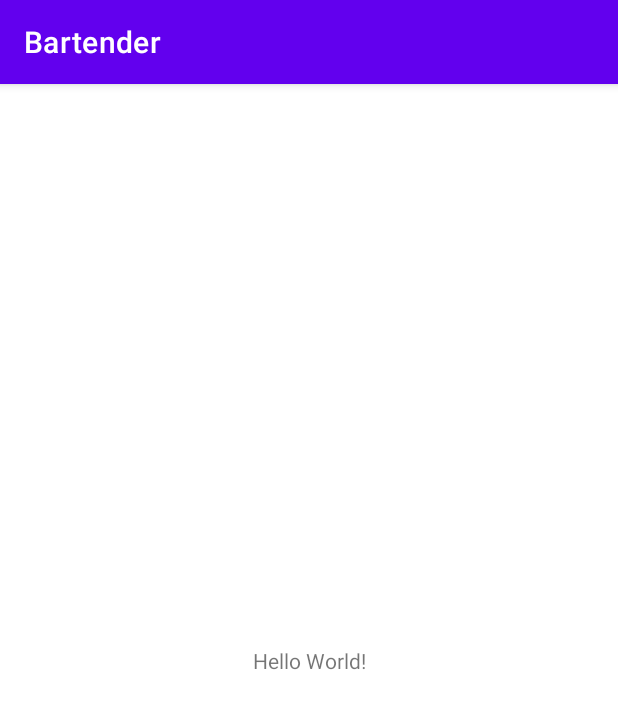
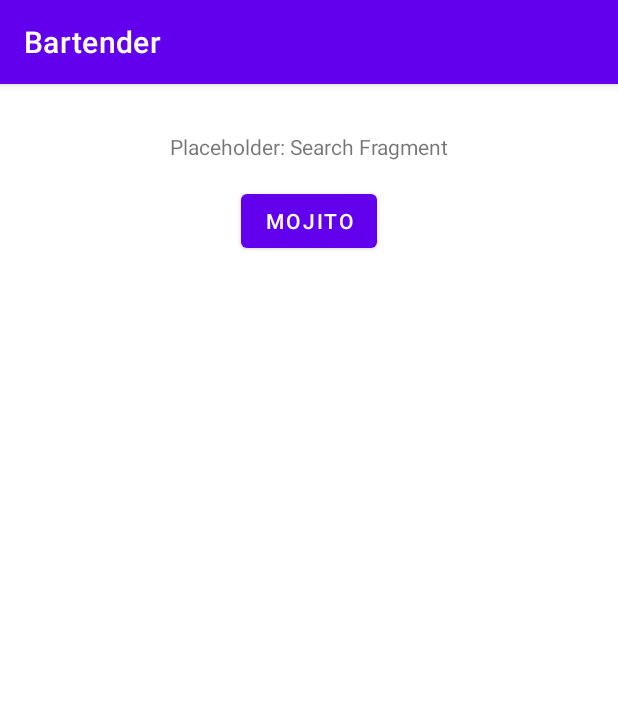
Before and after one commit to rojiani/bartender-android, an Android app: the screen it shows after launch (MainActivity), on a phone screen of 412 x 824 dp. Shown: the top 709 px of the screen. Run offline under Robolectric (Android 15) with nearby library versions, the phone set to English and light mode, and no system bars; our stand-ins replace data binding; 1 statement that could not run was skipped.

Commit message:
Setup Search & Detail fragments & navigation from Search -> Detail
Description & Context
=====================
Setup navigation graph and safeargs, and navigate between the fragments
using the Flow-based approach to handling "SingleLiveEvent"s described
in [ProAndroidDev: Android SingleLiveEvent Redux with Kotlin Flow](https://proandroiddev.com/android-singleliveevent-redux-with-kotlin-flow-b755c70bb055)
and using new lifecycle extensions described in [Medium: (androiddevelopers) A Safer Way to Collect Flows From Android UIs](https://medium.com/androiddevelopers/a-safer-way-to-collect-flows-from-android-uis-23080b1f8bda)

Related Links
-------------

Testing Done
------------
Test will be added once Hilt has been setup.

```diff
--- /dev/null
+++ b/app/src/debug/resources/jacoco-agent.properties
@@ -0,0 +1 @@
+output=none
--- a/app/src/main/java/com/nrojiani/bartender/MainActivity.kt
+++ b/app/src/main/java/com/nrojiani/bartender/MainActivity.kt
@@ -4,8 +4,9 @@ import android.os.Bundle
 import androidx.appcompat.app.AppCompatActivity
 
 class MainActivity : AppCompatActivity() {
+
     override fun onCreate(savedInstanceState: Bundle?) {
         super.onCreate(savedInstanceState)
-        setContentView(R.layout.activity_main)
+        setContentView(R.layout.main_activity)
     }
 }
--- /dev/null
+++ b/app/src/main/java/com/nrojiani/bartender/viewmodels/SearchViewModel.kt
@@ -0,0 +1,35 @@
+package com.nrojiani.bartender.viewmodels
+
+import android.util.Log
+import androidx.lifecycle.ViewModel
+import androidx.lifecycle.viewModelScope
+import kotlinx.coroutines.channels.Channel
+import kotlinx.coroutines.flow.Flow
+import kotlinx.coroutines.flow.receiveAsFlow
+import kotlinx.coroutines.launch
+
+class SearchViewModel : ViewModel() {
+
+    sealed class Event {
+        data class NavigateToCocktailDetail(val cocktailName: String) : Event()
+    }
+
+    /**
+     * Channel used for events produced by SearchViewModel and
+     * consumed by the SearchFragment.
+     */
+    private val eventChannel = Channel<Event>(Channel.BUFFERED)
+
+    /**
+     * Exposed to SearchFragment, which will use consume
+     * one-time events (e.g., Navigation events, notifications, etc.)
+     */
+    val eventsFlow: Flow<Event> = eventChannel.receiveAsFlow()
+
+    fun displayCocktailDetails(cocktailName: String) {
+        viewModelScope.launch {
+            Log.d("SearchViewModel", "sending event") // TODO
+            eventChannel.send(Event.NavigateToCocktailDetail(cocktailName))
+        }
+    }
+}
--- /dev/null
+++ b/app/src/main/java/com/nrojiani/bartender/views/SearchFragment.kt
@@ -0,0 +1,75 @@
+package com.nrojiani.bartender.views
+
+import android.os.Bundle
+import android.util.Log
+import android.view.LayoutInflater
+import android.view.View
+import android.view.ViewGroup
+import androidx.databinding.DataBindingUtil
+import androidx.fragment.app.Fragment
+import androidx.fragment.app.viewModels
+import androidx.lifecycle.Lifecycle
+import androidx.lifecycle.flowWithLifecycle
+import androidx.lifecycle.lifecycleScope
+import androidx.navigation.NavDirections
+import androidx.navigation.fragment.findNavController
+import com.nrojiani.bartender.R
+import com.nrojiani.bartender.databinding.SearchFragmentBinding
+import com.nrojiani.bartender.viewmodels.SearchViewModel
+import kotlinx.coroutines.flow.collect
+import kotlinx.coroutines.launch
+
+class SearchFragment : Fragment() {
+
+    private val viewModel by viewModels<SearchViewModel>()
+
+    private lateinit var binding: SearchFragmentBinding
+
+    override fun onCreateView(
+        inflater: LayoutInflater,
+        container: ViewGroup?,
+        savedInstanceState: Bundle?
+    ): View {
+        binding = DataBindingUtil.inflate(inflater, R.layout.search_fragment, container, false)
+
+        binding.searchViewModel = viewModel
+        binding.setLifecycleOwner { this.lifecycle }
+
+        binding.temporaryMojitoButton.setOnClickListener {
+            viewModel.displayCocktailDetails(PLACEHOLDER_COCKTAIL_NAME)
+        }
+
+        consumeEvents()
+
+        return binding.root
+    }
+
+    private fun consumeEvents() {
+        // https://medium.com/androiddevelopers/a-safer-way-to-collect-flows-from-android-uis-23080b1f8bda
+        viewLifecycleOwner.lifecycleScope.launch {
+            viewModel.eventsFlow
+                .flowWithLifecycle(
+                    lifecycle = viewLifecycleOwner.lifecycle,
+                    minActiveState = Lifecycle.State.STARTED
+                )
+                .collect { event ->
+                    Log.d("SearchFragment", "event: $event")
+                    when (event) {
+                        is SearchViewModel.Event.NavigateToCocktailDetail -> {
+                            val action: NavDirections = SearchFragmentDirections
+                                .actionSearchFragmentToCocktailFragment(event.cocktailName)
+                            findNavController().navigate(action)
+                        }
+                    }
+                }
+        }
+    }
+
+    companion object {
+        /**
+         * TODO: remove once replaced by cocktail search results.
+         */
+        @Suppress("ForbiddenComment")
+        private const val PLACEHOLDER_COCKTAIL_NAME = "Mojito"
+    }
+}
--- a/app/src/main/res/layout/activity_main.xml
+++ /dev/null
@@ -1,18 +0,0 @@
-<?xml version="1.0" encoding="utf-8"?>
-<androidx.constraintlayout.widget.ConstraintLayout xmlns:android="http://schemas.android.com/apk/res/android"
-    xmlns:app="http://schemas.android.com/apk/res-auto"
-    xmlns:tools="http://schemas.android.com/tools"
-    android:layout_width="match_parent"
-    android:layout_height="match_parent"
-    tools:context=".MainActivity">
-
-    <TextView
-        android:layout_width="wrap_content"
-        android:layout_height="wrap_content"
-        android:text="Hello World!"
-        app:layout_constraintBottom_toBottomOf="parent"
-        app:layout_constraintLeft_toLeftOf="parent"
-        app:layout_constraintRight_toRightOf="parent"
-        app:layout_constraintTop_toTopOf="parent" />
-
-</androidx.constraintlayout.widget.ConstraintLayout>
--- /dev/null
+++ b/app/src/main/res/layout/main_activity.xml
@@ -0,0 +1,25 @@
+<?xml version="1.0" encoding="utf-8"?>
+<layout xmlns:android="http://schemas.android.com/apk/res/android"
+    xmlns:app="http://schemas.android.com/apk/res-auto"
+    xmlns:tools="http://schemas.android.com/tools">
+
+    <androidx.constraintlayout.widget.ConstraintLayout
+        android:layout_width="match_parent"
+        android:layout_height="match_parent"
+        tools:context=".MainActivity">
+
+        <androidx.fragment.app.FragmentContainerView
+            android:id="@+id/nav_host_fragment"
+            android:name="androidx.navigation.fragment.NavHostFragment"
+            android:layout_width="0dp"
+            android:layout_height="0dp"
+            app:defaultNavHost="true"
+            app:layout_constraintBottom_toBottomOf="parent"
+            app:layout_constraintLeft_toLeftOf="parent"
+            app:layout_constraintRight_toRightOf="parent"
+
+            app:layout_constraintTop_toTopOf="parent"
+            app:navGraph="@navigation/nav_graph" />
+
+    </androidx.constraintlayout.widget.ConstraintLayout>
+</layout>
--- /dev/null
+++ b/app/src/main/res/layout/search_fragment.xml
@@ -0,0 +1,42 @@
+<?xml version="1.0" encoding="utf-8"?>
+
+<layout xmlns:android="http://schemas.android.com/apk/res/android"
+    xmlns:app="http://schemas.android.com/apk/res-auto"
+    xmlns:tools="http://schemas.android.com/tools">
+
+    <data>
+
+        <variable
+            name="searchViewModel"
+            type="com.nrojiani.bartender.viewmodels.SearchViewModel" />
+    </data>
+
+    <androidx.constraintlayout.widget.ConstraintLayout
+        android:layout_width="match_parent"
+        android:layout_height="match_parent"
+        tools:context=".views.SearchFragment">
+
+        <TextView
+            android:id="@+id/search_fragment_placeholder_text"
+            android:layout_width="wrap_content"
+            android:layout_height="wrap_content"
+            android:layout_marginTop="@dimen/double_margin"
+            android:text="@string/placeholder_search_fragment"
+            app:layout_constraintBottom_toTopOf="@id/temporary_mojito_button"
+            app:layout_constraintEnd_toEndOf="parent"
+            app:layout_constraintStart_toStartOf="parent"
+            app:layout_constraintTop_toTopOf="parent" />
+
+        <!-- Temporary button for navigation -->
+        <Button
+            android:id="@+id/temporary_mojito_button"
+            android:layout_width="wrap_content"
+            android:layout_height="wrap_content"
+            android:layout_marginTop="@dimen/default_margin"
+            android:text="@string/placeholder_mojito_button_text"
+            app:layout_constraintEnd_toEndOf="parent"
+            app:layout_constraintStart_toStartOf="parent"
+            app:layout_constraintTop_toBottomOf="@id/search_fragment_placeholder_text" />
+
+    </androidx.constraintlayout.widget.ConstraintLayout>
+</layout>
--- /dev/null
+++ b/app/src/main/res/navigation/nav_graph.xml
@@ -0,0 +1,27 @@
+<?xml version="1.0" encoding="utf-8"?>
+<navigation xmlns:android="http://schemas.android.com/apk/res/android"
+    xmlns:app="http://schemas.android.com/apk/res-auto"
+    xmlns:tools="http://schemas.android.com/tools"
+    android:id="@+id/nav_graph"
+    app:startDestination="@id/searchFragment">
+
+    <fragment
+        android:id="@+id/searchFragment"
+        android:name="com.nrojiani.bartender.views.SearchFragment"
+        android:label="search_fragment"
+        tools:layout="@layout/search_fragment">
+        <action
+            android:id="@+id/action_searchFragment_to_cocktailFragment"
+            app:destination="@id/cocktailFragment" />
+    </fragment>
+
+    <fragment
+        android:id="@+id/cocktailFragment"
+        android:name="com.nrojiani.bartender.views.CocktailFragment"
+        android:label="cocktail_fragment"
+        tools:layout="@layout/cocktail_fragment">
+        <argument
+            android:name="cocktailName"
+            app:argType="string" />
+    </fragment>
+</navigation>
--- /dev/null
+++ b/app/src/main/res/values/dimens.xml
@@ -0,0 +1,5 @@
+<?xml version="1.0" encoding="utf-8"?>
+<resources>
+    <dimen name="double_margin">32dp</dimen>
+    <dimen name="default_margin">16dp</dimen>
+</resources>
--- a/app/src/main/res/values/strings.xml
+++ b/app/src/main/res/values/strings.xml
@@ -1,3 +1,5 @@
 <resources>
     <string name="app_name">Bartender</string>
+    <string name="placeholder_search_fragment">Placeholder: Search Fragment</string>
+    <string name="placeholder_mojito_button_text">Mojito</string>
 </resources>
--- a/build.gradle
+++ b/build.gradle
@@ -10,7 +10,7 @@ buildscript {
         hilt_version = '2.35.1'
         lifecycle_version = '2.4.0-alpha01'
         material_version = '1.3.0'
-        navigation_version = '2.3.5'
+        navigation_version = '2.4.0-alpha02'
         moshi_version = '1.12.0'
         recyclerview_version = '1.2.0'
         retrofit_version = '2.9.0'
@@ -56,6 +56,7 @@ buildscript {
         classpath "org.jacoco:org.jacoco.core:$jacoco_version"
         classpath "com.google.dagger:hilt-android-gradle-plugin:$hilt_version"
         classpath "com.autonomousapps:dependency-analysis-gradle-plugin:$dependency_analysis_version"
+        classpath "androidx.navigation:navigation-safe-args-gradle-plugin:$navigation_version"
     }
 }
 
```
Also changed, not shown: app/src/main/java/com/nrojiani/bartender/viewmodels/CocktailViewModel.kt (added, +16 -0 lines), app/src/main/java/com/nrojiani/bartender/viewmodels/CocktailViewModelFactory.kt (added, +14 -0 lines), app/src/main/java/com/nrojiani/bartender/views/CocktailFragment.kt (added, +38 -0 lines), app/src/main/res/layout/cocktail_fragment.xml (added, +32 -0 lines), 1 other file.
